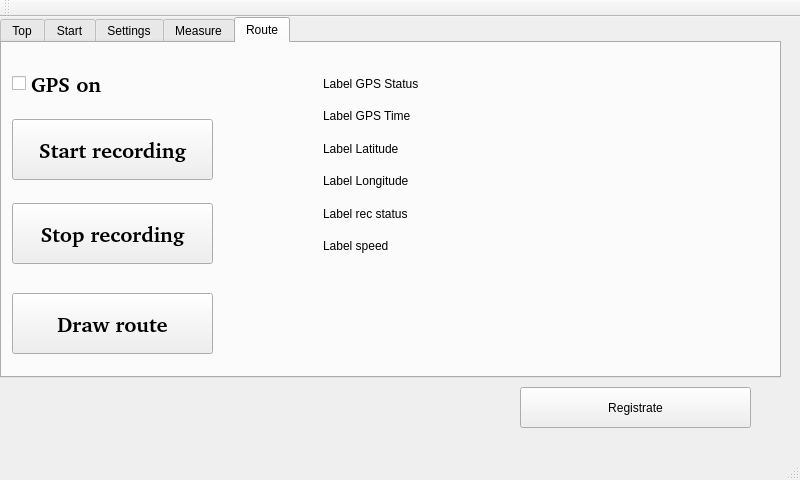
This is Client/carmainwindow.ui in ArtemD/SpeedFreak as Qt 5 draws it before an edit. The edited form follows.
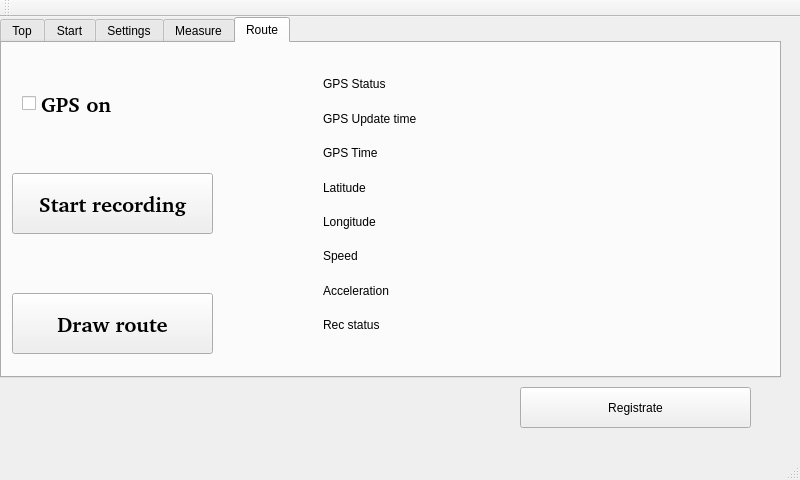
This is the edited form.

Commit message: Gps acceleration and route saving in txt-file.

Diff of the .ui file:
```diff
--- a/Client/carmainwindow.ui
+++ b/Client/carmainwindow.ui
@@ -467,9 +467,9 @@
      <widget class="QCheckBox" name="gpsOnCheckBox">
       <property name="geometry">
        <rect>
-        <x>10</x>
-        <y>20</y>
-        <width>201</width>
+        <x>20</x>
+        <y>40</y>
+        <width>191</width>
         <height>41</height>
        </rect>
       </property>
@@ -495,7 +495,7 @@
       <property name="geometry">
        <rect>
         <x>10</x>
-        <y>76</y>
+        <y>130</y>
         <width>201</width>
         <height>61</height>
        </rect>
@@ -512,27 +512,6 @@
        <string>Start recording</string>
       </property>
      </widget>
-     <widget class="QPushButton" name="stopRecPushButton">
-      <property name="geometry">
-       <rect>
-        <x>10</x>
-        <y>160</y>
-        <width>201</width>
-        <height>61</height>
-       </rect>
-      </property>
-      <property name="font">
-       <font>
-        <family>Bitstream Charter</family>
-        <pointsize>16</pointsize>
-        <weight>75</weight>
-        <bold>true</bold>
-       </font>
-      </property>
-      <property name="text">
-       <string>Stop recording</string>
-      </property>
-     </widget>
      <widget class="QPushButton" name="drawRoutePushButton">
       <property name="geometry">
        <rect>
@@ -559,50 +538,64 @@
        <rect>
         <x>310</x>
         <y>16</y>
-        <width>451</width>
-        <height>211</height>
+        <width>461</width>
+        <height>291</height>
        </rect>
       </property>
       <layout class="QVBoxLayout" name="verticalLayout">
        <item>
         <widget class="QLabel" name="labelRouteTabGPSStatus">
          <property name="text">
-          <string>Label GPS Status</string>
+          <string>GPS Status</string>
+         </property>
+        </widget>
+       </item>
+       <item>
+        <widget class="QLabel" name="labelRouteTabGPSUpdateTime">
+         <property name="text">
+          <string>GPS Update time</string>
          </property>
         </widget>
        </item>
        <item>
         <widget class="QLabel" name="labelRouteTabGPSTime">
          <property name="text">
-          <string>Label GPS Time</string>
+          <string>GPS Time</string>
          </property>
         </widget>
        </item>
        <item>
         <widget class="QLabel" name="labelRouteTabLatitude">
          <property name="text">
-          <string>Label Latitude</string>
+          <string>Latitude</string>
          </property>
         </widget>
        </item>
        <item>
         <widget class="QLabel" name="labelRouteTabLongitude">
          <property name="text">
-          <string>Label Longitude</string>
-         </property>
-        </widget>
-       </item>
-       <item>
-        <widget class="QLabel" name="labelRouteTabRecStatus">
-         <property name="text">
-          <string>Label rec status</string>
+          <string>Longitude</string>
          </property>
         </widget>
        </item>
        <item>
         <widget class="QLabel" name="labelRouteTabSpeed">
          <property name="text">
-          <string>Label speed</string>
+          <string>Speed</string>
+         </property>
+        </widget>
+       </item>
+       <item>
+        <widget class="QLabel" name="labelRouteTabAcceleration">
+         <property name="text">
+          <string>Acceleration</string>
+         </property>
+        </widget>
+       </item>
+       <item>
+        <widget class="QLabel" name="labelRouteTabRecStatus">
+         <property name="text">
+          <string>Rec status</string>
          </property>
         </widget>
        </item>
```
The commit also changes 4 other files.
